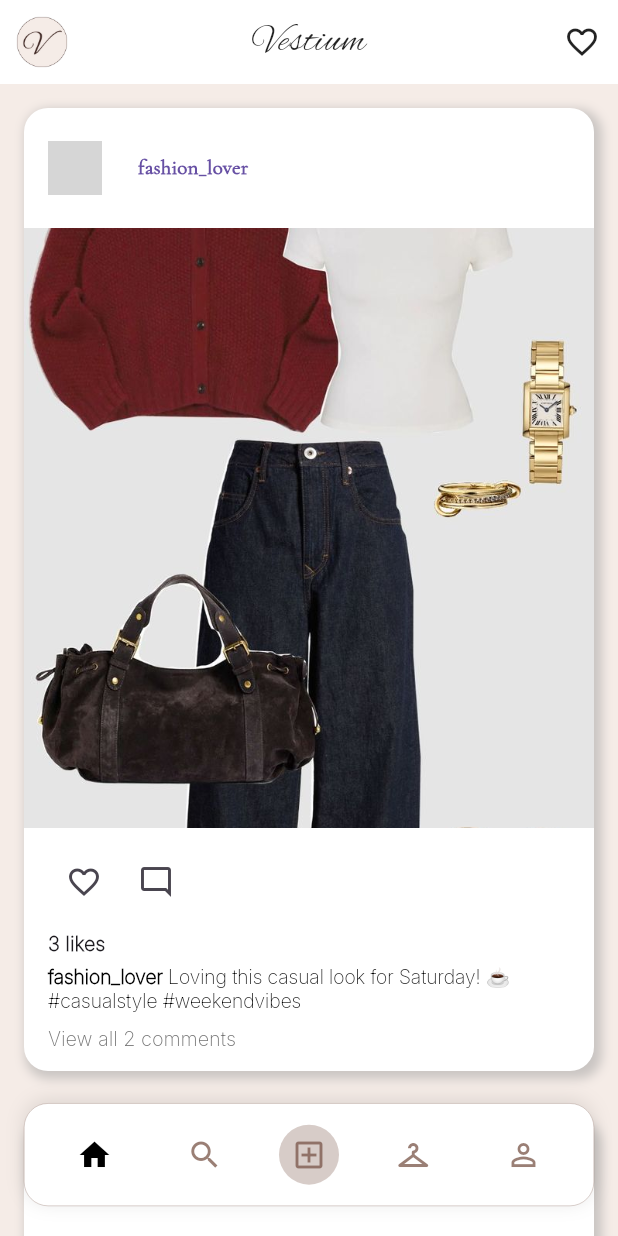
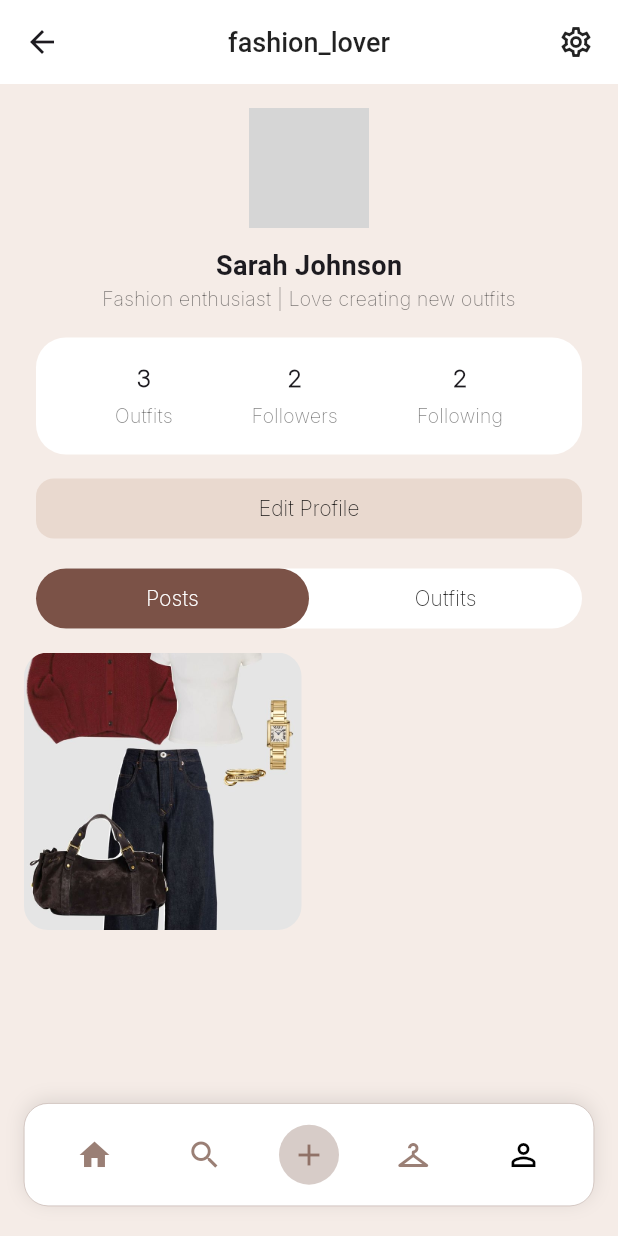
Before and after one commit to Aya-Mouff/Vestium, a Flutter app: the HomeScreen screen opened by its route, after a tap on the "person outline" icon, on a phone screen of 412 x 824 dp. Run offline on Flutter 3.47's test engine with Material 3 defaults, Android fonts, the phone set to English and light mode, and no system bars; our stand-ins replace auto_route; Roboto replaces fonts that are missing (CormorantGaramend); grey boxes are pictures that could not be loaded.

Commit message:
feat: implement the ui logic for my profile screen

```diff
--- a/vestium/lib/app_router.dart
+++ b/vestium/lib/app_router.dart
@@ -6,6 +6,7 @@ import './views/screens/my_posts_screen.dart';
 import './views/screens/posts_details_screen.dart';
 import './views/screens/notifications_screen.dart';
 import './views/screens/comments_screen.dart';
+import 'views/screens/my_profile.dart';
 part 'app_router.gr.dart';
 
 @AutoRouterConfig(replaceInRouteName: 'Screen,Route')
@@ -14,9 +15,10 @@ class AppRouter extends _$AppRouter {
   List<AutoRoute> get routes => [
         AutoRoute(page: SplashRoute.page, path: '/', initial: true),
         AutoRoute(page: HomeRoute.page, path: '/home'),
-        AutoRoute(page: MyPostsRoute.page, path: '/my_posts'),
-        AutoRoute(page: PostsDetailsRoute.page, path: '/posts_details'),
+        AutoRoute(page: MyPostsRoute.page, path: '/my_posts/:postId'),
+        AutoRoute(page: PostsDetailsRoute.page, path: '/posts_details/'),
         AutoRoute(page: NotificationsRoute.page, path: '/notifications'),
         AutoRoute(page: CommentsRoute.page, path: '/comments/:postId'),
+        AutoRoute(page: MyProfileRoute.page, path: '/my-profile'),
       ];
 }
--- a/vestium/lib/views/screens/home_screen.dart
+++ b/vestium/lib/views/screens/home_screen.dart
@@ -58,8 +58,7 @@ class _HomeScreenState extends State<HomeScreen> {
           IconButton(
             icon: const Icon(Icons.favorite_border, color: Colors.black87),
             onPressed: () {
-            context.router.pushNamed('/notifications');
-
+              context.router.pushNamed('/notifications');
             },
           ),
         ],
--- a/vestium/lib/views/screens/my_posts_screen.dart
+++ b/vestium/lib/views/screens/my_posts_screen.dart
@@ -5,7 +5,8 @@ import '../../data/dummy/dummy-data-loader.dart';
 
 @RoutePage()
 class MyPostsScreen extends StatefulWidget {
-  const MyPostsScreen({super.key});
+  final String postId;
+  const MyPostsScreen({super.key, @PathParam('postId') required this.postId,});
 
   @override
   State<MyPostsScreen> createState() => _MyPostsScreenState();
@@ -24,7 +25,7 @@ class _MyPostsScreenState extends State<MyPostsScreen> {
     final data = await DummyDataLoader.loadDummyData();
     setState(() {
       myPosts = data['posts']
-        .where((post) => post['userId'] == '1')
+        .where((post) => post['id'] == widget.postId)
         .toList();
     });
   }
@@ -231,7 +232,9 @@ class _MyPostsScreenState extends State<MyPostsScreen> {
                     const SizedBox(width: 8),
                     IconButton(
                       icon: const Icon(Icons.mode_comment_outlined, size: 24),
-                      onPressed: () {},
+                      onPressed: () {
+                        context.router.pushNamed('/comments/${post['id']}');
+                      },
                     ),
                     const Spacer(),
                     IconButton(
--- /dev/null
+++ b/vestium/lib/views/screens/my_profile.dart
@@ -0,0 +1,423 @@
+import 'package:flutter/material.dart';
+import 'package:auto_route/auto_route.dart';
+import '../widgets/nav_bar.dart';
+import '../../data/dummy/dummy-data-loader.dart';
+
+@RoutePage()
+class MyProfileScreen extends StatefulWidget {
+  const MyProfileScreen({super.key});
+
+  @override
+  State<MyProfileScreen> createState() => _MyProfileScreenState();
+}
+
+class _MyProfileScreenState extends State<MyProfileScreen> {
+  Map<String, dynamic>? currentUser;
+  List<dynamic> outfits = [];
+  List<dynamic> filteredOutfits = [];
+  List<dynamic> posts = [];
+  bool showOutfits = false; // false => posts shown
+  List<String> userOutfitCategories = [];
+  String selectedCategory = 'All';
+
+  @override
+  void initState() {
+    super.initState();
+    _loadUserData();
+  }
+
+  Future<void> _loadUserData() async {
+    final data = await DummyDataLoader.loadDummyData();
+    final users = data['users'] as List<dynamic>;
+    final outfitsData = data['outfits'] as List<dynamic>;
+    final postsData = data['posts'] as List<dynamic>;
+
+    // Get current user (you might want to get this from auth state instead of hardcoding)
+    final current = users.firstWhere((u) => u['id'].toString() == '1');
+
+    // Get ONLY this user's outfits
+    final userOutfits = outfitsData.where((o) => o['userId'].toString() == '1').toList();
+
+    // Get ONLY this user's posts
+    final userPosts = postsData.where((p) => p['userId'].toString() == '1').toList();
+
+    // Extract categories from THIS USER'S outfits only
+    final categoriesFromUserOutfits = userOutfits
+        .map<String>((outfit) => outfit['category']?.toString() ?? 'Uncategorized')
+        .toSet() // Remove duplicates
+        .toList();
+
+    setState(() {
+      currentUser = current;
+      outfits = userOutfits;
+      filteredOutfits = List.from(userOutfits);
+      posts = userPosts;
+
+      // Use categories from user's actual outfits, fallback to user's custom categories if none
+      userOutfitCategories = categoriesFromUserOutfits.isNotEmpty
+          ? categoriesFromUserOutfits
+          : List<String>.from(current['customOutfitCategories'] ?? []);
+    });
+  }
+
+  void _filterOutfitsByCategory(String category) {
+    setState(() {
+      selectedCategory = category;
+      if (category == 'All') {
+        filteredOutfits = List.from(outfits);
+      } else {
+        filteredOutfits = outfits.where((o) => o['category'] == category).toList();
+      }
+    });
+  }
+
+  @override
+  Widget build(BuildContext context) {
+    if (currentUser == null) {
+      return const Scaffold(
+        body: Center(child: CircularProgressIndicator()),
+      );
+    }
+
+    return Scaffold(
+      backgroundColor: const Color(0xFFF5ECE7),
+      extendBody: true,
+      appBar: AppBar(
+        backgroundColor: Colors.white,
+        elevation: 0,
+        centerTitle: true,
+        title: Text(
+          currentUser!['username'],
+          style: const TextStyle(
+            fontFamily: 'CormorantGaramend',
+            fontSize: 18,
+            fontWeight: FontWeight.w500,
+            color: Colors.black87,
+          ),
+        ),
+        actions: const [
+          Padding(
+            padding: EdgeInsets.only(right: 16),
+            child: Icon(Icons.settings_outlined, color: Colors.black87),
+          ),
+        ],
+      ),
+
+      // Body
+      body: SingleChildScrollView(
+        child: Column(
+          children: [
+            const SizedBox(height: 16),
+
+            // Profile header
+            CircleAvatar(
+              radius: 40,
+              backgroundImage: AssetImage(currentUser!['profileImage']),
+            ),
+            const SizedBox(height: 12),
+            Text(
+              currentUser!['fullName'],
+              style: const TextStyle(
+                fontFamily: 'CormorantGaramend',
+                fontSize: 18,
+                fontWeight: FontWeight.w600,
+              ),
+            ),
+            Text(
+              currentUser!['bio'],
+              textAlign: TextAlign.center,
+              style: const TextStyle(
+                fontFamily: 'Inter',
+                fontSize: 13,
+                color: Colors.black54,
+              ),
+            ),
+
+            const SizedBox(height: 16),
+
+            // Stats row
+            Container(
+              margin: const EdgeInsets.symmetric(horizontal: 24),
+              padding: const EdgeInsets.symmetric(vertical: 16),
+              decoration: BoxDecoration(
+                color: Colors.white,
+                borderRadius: BorderRadius.circular(20),
+              ),
+              child: Row(
+                mainAxisAlignment: MainAxisAlignment.spaceEvenly,
+                children: [
+                  _buildStat('Outfits', outfits.length.toString()),
+                  _buildStat('Followers', currentUser!['followersCount'].toString()),
+                  _buildStat('Following', currentUser!['followingCount'].toString()),
+                ],
+              ),
+            ),
+
+            const SizedBox(height: 12),
+
+            // Edit profile button
+            Padding(
+              padding: const EdgeInsets.symmetric(horizontal: 24),
+              child: ElevatedButton(
+                onPressed: () {},
+                style: ElevatedButton.styleFrom(
+                  backgroundColor: const Color(0xFFE9D9CF),
+                  shape: RoundedRectangleBorder(
+                    borderRadius: BorderRadius.circular(12),
+                  ),
+                  elevation: 0,
+                  minimumSize: const Size(double.infinity, 40),
+                ),
+                child: const Text(
+                  'Edit Profile',
+                  style: TextStyle(
+                    fontFamily: 'Inter',
+                    fontWeight: FontWeight.w500,
+                    fontSize: 14,
+                    color: Colors.black87,
+                  ),
+                ),
+              ),
+            ),
+
+            const SizedBox(height: 16),
+
+            // Posts / Outfits toggle
+            Padding(
+              padding: const EdgeInsets.symmetric(horizontal: 24),
+              child: Container(
+                decoration: BoxDecoration(
+                  color: Colors.white,
+                  borderRadius: BorderRadius.circular(30),
+                ),
+                child: Row(
+                  children: [
+                    _buildToggleButton('Posts', !showOutfits),
+                    _buildToggleButton('Outfits', showOutfits),
+                  ],
+                ),
+              ),
+            ),
+
+            const SizedBox(height: 16),
+
+            // If outfits view: show categories
+            if (showOutfits) _buildFilterChips(),
+            if (showOutfits) const SizedBox(height: 16),
+
+            // Conditional content: Outfits grid OR Posts grid
+            Padding(
+              padding: const EdgeInsets.symmetric(horizontal: 16),
+              child: showOutfits ? _buildOutfitsGrid() : _buildPostsGrid(),
+            ),
+
+            const SizedBox(height: 80),
+          ],
+        ),
+      ),
+
+      // Floating add button (only when viewing outfits)
+      floatingActionButton: showOutfits
+          ? FloatingActionButton(
+              onPressed: () {},
+              backgroundColor: const Color(0xFF795548),
+              child: const Icon(Icons.add, color: Colors.white),
+            )
+          : null,
+
+      bottomNavigationBar: const CustomNavBar(currentPage: 'profile'),
+    );
+  }
+
+  // Outfits grid (2 columns)
+  Widget _buildOutfitsGrid() {
+    if (filteredOutfits.isEmpty) {
+      return SizedBox(
+        height: 200,
+        child: Center(
+          child: Text(
+            selectedCategory == 'All'
+              ? 'No outfits yet'
+              : 'No outfits in $selectedCategory',
+            style: TextStyle(color: Colors.grey.shade600),
+          ),
+        ),
+      );
+    }
+
+    return GridView.builder(
+      physics: const NeverScrollableScrollPhysics(),
+      shrinkWrap: true,
+      itemCount: filteredOutfits.length,
+      gridDelegate: const SliverGridDelegateWithFixedCrossAxisCount(
+        crossAxisCount: 2,
+        mainAxisSpacing: 10,
+        crossAxisSpacing: 10,
+        childAspectRatio: 1,
+      ),
+      itemBuilder: (context, index) {
+        final outfit = filteredOutfits[index];
+        return ClipRRect(
+          borderRadius: BorderRadius.circular(12),
+          child: Image.asset(
+            outfit['imageUrl'],
+            fit: BoxFit.cover,
+          ),
+        );
+      },
+    );
+  }
+
+  // Posts grid (2 columns)
+  Widget _buildPostsGrid() {
+    if (posts.isEmpty) {
+      return SizedBox(
+        height: 200,
+        child: Center(
+          child: Text(
+            'No posts yet',
+            style: TextStyle(color: Colors.grey.shade600),
+          ),
+        ),
+      );
+    }
+
+    return GridView.builder(
+      physics: const NeverScrollableScrollPhysics(),
+      shrinkWrap: true,
+      itemCount: posts.length,
+      gridDelegate: const SliverGridDelegateWithFixedCrossAxisCount(
+        crossAxisCount: 2,
+        crossAxisSpacing: 10,
+        mainAxisSpacing: 10,
+        childAspectRatio: 1,
+      ),
+      itemBuilder: (context, index) {
+        final post = posts[index];
+        return GestureDetector(
+          onTap: () {
+            context.router.pushNamed('/my_posts/${post['id']}');
+          },
+          child: ClipRRect(
+            borderRadius: BorderRadius.circular(16),
+            child: Image.asset(
+              post['imageUrl'],
+              fit: BoxFit.cover,
+            ),
+          ),
+        );
+      },
+    );
+  }
+
+  Widget _buildStat(String label, String value) {
+    return Column(
+      children: [
+        Text(
+          value,
+          style: const TextStyle(
+            fontFamily: 'Inter',
+            fontSize: 16,
+            fontWeight: FontWeight.w600,
+          ),
+        ),
+        const SizedBox(height: 4),
+        Text(
+          label,
+          style: const TextStyle(
+            fontFamily: 'Inter',
+            fontSize: 13,
+            color: Colors.black54,
+          ),
+        ),
+      ],
+    );
+  }
+
+  Widget _buildToggleButton(String text, bool active) {
+    return Expanded(
+      child: GestureDetector(
+        onTap: () {
+          setState(() {
+            showOutfits = text == 'Outfits';
+          });
+        },
+        child: Container(
+          padding: const EdgeInsets.symmetric(vertical: 10),
+          decoration: BoxDecoration(
+            color: active ? const Color(0xFF7B5247) : Colors.transparent,
+            borderRadius: BorderRadius.circular(30),
+          ),
+          child: Center(
+            child: Text(
+              text,
+              style: TextStyle(
+                fontFamily: 'Inter',
+                fontSize: 14,
+                fontWeight: FontWeight.w500,
+                color: active ? Colors.white : Colors.black87,
+              ),
+            ),
+          ),
+        ),
+      ),
+    );
+  }
+
+  // Build filter chips dynamically
+  Widget _buildFilterChips() {
+    return SingleChildScrollView(
+      scrollDirection: Axis.horizontal,
+      padding: const EdgeInsets.symmetric(horizontal: 24),
+      child: Row(
+        children: [
+          _buildFilterChip('All', selectedCategory == 'All'),
+          ...userOutfitCategories.map(
+            (category) => _buildFilterChip(category, selectedCategory == category),
+          ),
+          _buildAddCategoryChip(),
+        ],
+      ),
+    );
+  }
+
+  Widget _buildFilterChip(String label, bool selected) {
+    return GestureDetector(
+      onTap: () => _filterOutfitsByCategory(label),
+      child: Container(
+        margin: const EdgeInsets.only(right: 8),
+        padding: const EdgeInsets.symmetric(horizontal: 14, vertical: 8),
+        decoration: BoxDecoration(
+          color: selected ? const Color(0xFF7B5247) : Colors.white,
+          borderRadius: BorderRadius.circular(20),
+          border: Border.all(color: const Color(0xFF7B5247), width: 0.8),
+        ),
+        child: Text(
+          label,
+          style: TextStyle(
+            fontFamily: 'Inter',
+            fontSize: 13,
+            color: selected ? Colors.white : const Color(0xFF7B5247),
+          ),
+        ),
+      ),
+    );
+  }
+
+  Widget _buildAddCategoryChip() {
+    return GestureDetector(
+      onTap: () {
+
+      },
+      child: Container(
+        padding: const EdgeInsets.all(6),
+        decoration: BoxDecoration(
+          color: Colors.white,
+          shape: BoxShape.circle,
+          border: Border.all(color: const Color(0xFF7B5247), width: 0.8),
+        ),
+        child: const Icon(Icons.add, size: 16, color: Color(0xFF7B5247)),
+      ),
+    );
+  }
+}
--- a/vestium/lib/views/widgets/nav_bar.dart
+++ b/vestium/lib/views/widgets/nav_bar.dart
@@ -64,7 +64,7 @@ class CustomNavBar extends StatelessWidget {
             ),
             child: IconButton(
               icon: Icon(
-                Icons.add_box_outlined,
+                Icons.add,
                 color: currentPage == 'add' ? Colors.black: Color(0xC0795548),// change icon color
                 size: 24,
               ),
@@ -90,7 +90,7 @@ class CustomNavBar extends StatelessWidget {
               size: 24,
             ),
             onPressed: () {
-              // context.router.pushNamed('/my_posts');
+              context.router.pushNamed('/my-profile');
             },
           ),
         ],
```
Also changed, not shown: vestium/lib/app_router.gr.dart.
